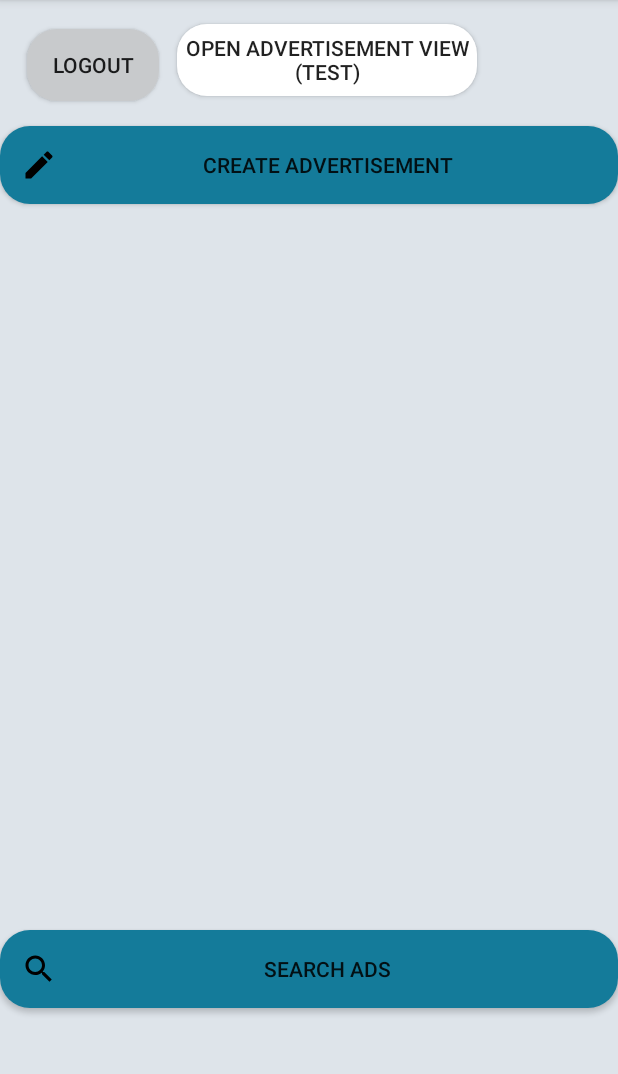
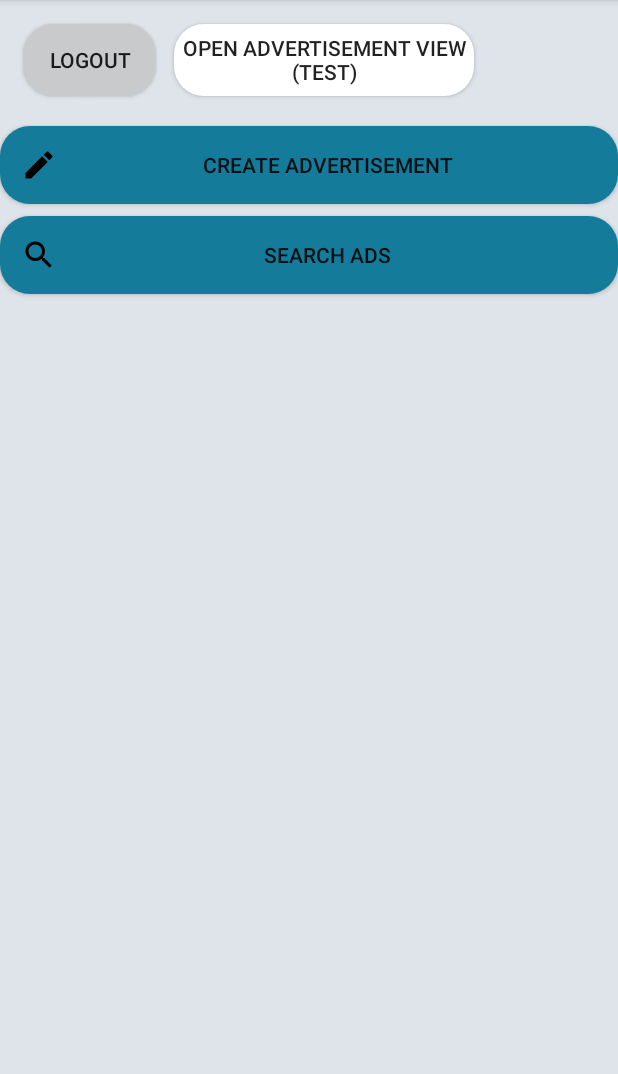
Before and after one commit to Rob-Jay/Mobile-dev, an Android app: the screen it shows after launch once a user with an empty profile is signed in (MainActivity), on a phone screen of 412 x 824 dp, the part 84-1158 px from its top. Run offline under Robolectric (Android 15) with nearby library versions, the phone set to English and light mode, and no system bars; our stand-ins replace Firebase (no records; nobody signed in at launch, a user with empty details on screens opened directly).

Commit message:
Minor layout change to main activity. Updated strings in register layout.

```diff
--- a/app/src/main/res/layout/activity_main.xml
+++ b/app/src/main/res/layout/activity_main.xml
@@ -9,36 +9,36 @@
 
     <androidx.recyclerview.widget.RecyclerView
         android:id="@+id/ma_homeRecyclerView"
-        android:layout_width="match_parent"
-        android:layout_height="wrap_content"
+        android:layout_width="409dp"
+        android:layout_height="367dp"
         android:layout_marginTop="8dp"
         android:foregroundGravity="center"
         app:layout_constraintBottom_toBottomOf="parent"
         app:layout_constraintStart_toStartOf="parent"
         app:layout_constraintTop_toBottomOf="@+id/ma_createAdButton"
-        app:layout_constraintVertical_bias="0.192" />
+        app:layout_constraintVertical_bias="0.308" />
 
     <Button
         android:id="@+id/ma_createAdButton"
-        android:drawableLeft="@drawable/ic_create_black_24dp"
-        android:padding="14dp"
-        android:background="@drawable/main_activity_button"
         android:layout_width="match_parent"
         android:layout_height="wrap_content"
         android:layout_marginTop="8dp"
+        android:background="@drawable/main_activity_button"
+        android:drawableLeft="@drawable/ic_create_black_24dp"
+        android:padding="14dp"
         android:text="@string/createAd"
         app:layout_constraintEnd_toEndOf="parent"
-        app:layout_constraintHorizontal_bias="0.498"
+        app:layout_constraintHorizontal_bias="0.0"
         app:layout_constraintStart_toStartOf="parent"
         app:layout_constraintTop_toBottomOf="@+id/ma_profileImg" />
 
     <Button
         android:id="@+id/ma_search_button"
-        android:drawableLeft="@drawable/ic_search_black_24dp"
         android:layout_width="match_parent"
         android:layout_height="wrap_content"
-        android:layout_marginTop="484dp"
+        android:layout_marginTop="8dp"
         android:background="@drawable/main_activity_button"
+        android:drawableLeft="@drawable/ic_search_black_24dp"
         android:padding="14dp"
         android:text="@string/searchButton"
         app:layout_constraintEnd_toEndOf="parent"
@@ -48,22 +48,22 @@
 
     <ImageView
         android:id="@+id/ma_profileImg"
-        android:contentDescription="@string/tempContentDescription"
         android:layout_width="64dp"
         android:layout_height="60dp"
         android:layout_marginTop="16dp"
         android:layout_marginEnd="16dp"
+        android:contentDescription="@string/tempContentDescription"
         app:layout_constraintEnd_toEndOf="parent"
         app:layout_constraintTop_toTopOf="parent"
         tools:srcCompat="@tools:sample/avatars" />
 
     <Button
         android:id="@+id/ma_logout"
-        android:background="@drawable/button_round"
         android:layout_width="wrap_content"
         android:layout_height="wrap_content"
-        android:layout_marginStart="18dp"
-        android:layout_marginTop="19dp"
+        android:layout_marginStart="16dp"
+        android:layout_marginTop="16dp"
+        android:background="@drawable/button_round"
         android:onClick="logout"
         android:text="@string/ma_logout_button"
         app:layout_constraintStart_toStartOf="parent"
```
Also changed, not shown: app/src/main/res/layout/activity_register.xml (+5 -5 lines), app/src/main/res/values/strings.xml (+7 -0 lines).
